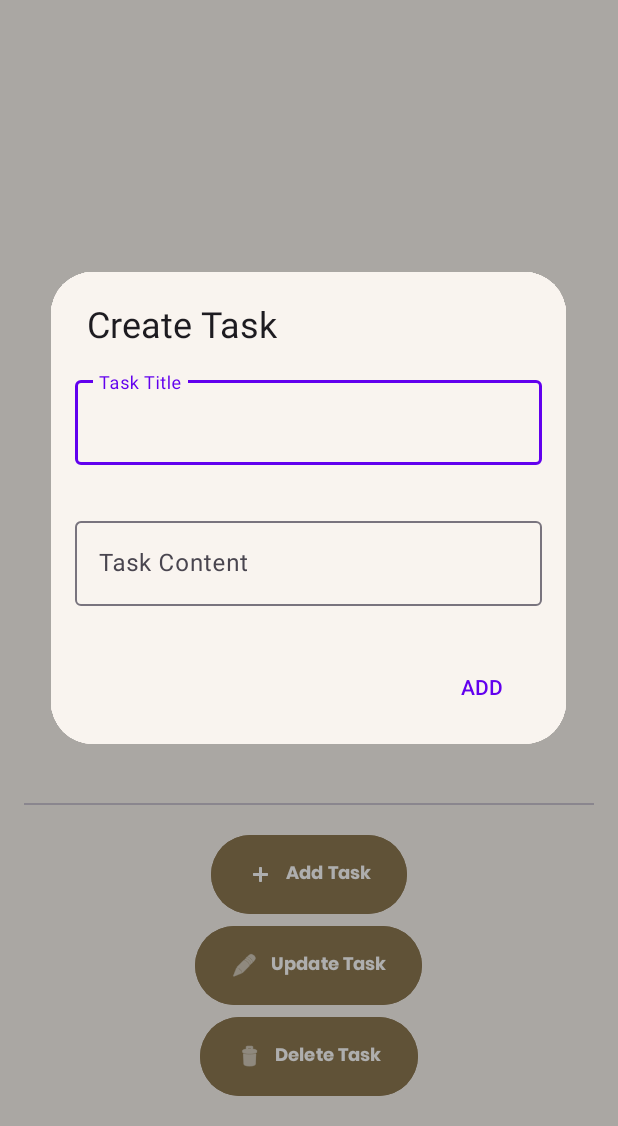
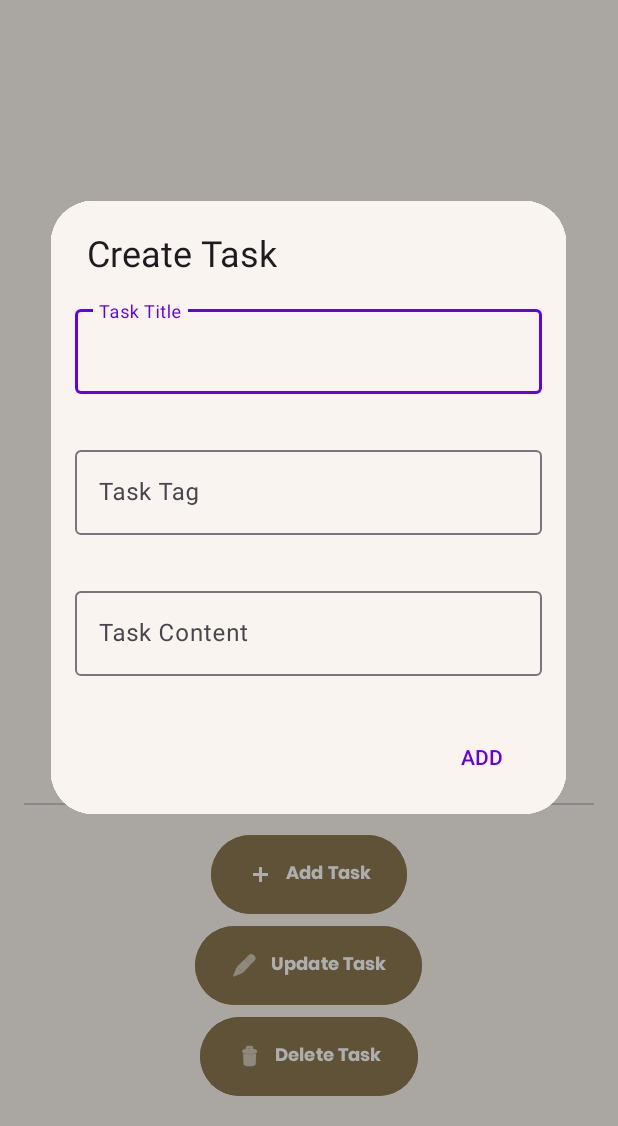
Before and after one commit to GoodGuyCarl/School, an Android app: the SecondActivity screen opened directly, with no data from a screen before it, after a tap on "Add Task", on a phone screen of 412 x 824 dp, the part 110-1236 px from its top. Run offline under Robolectric (Android 15) with nearby library versions, the phone set to English and light mode, and no system bars.

Commit message:
added task tags

```diff
--- a/WhatToDo/app/src/main/java/com/sanguyo/whattodo/Tasks.java
+++ b/WhatToDo/app/src/main/java/com/sanguyo/whattodo/Tasks.java
@@ -2,6 +2,6 @@ package com.sanguyo.whattodo;
 
 public class Tasks {
     int id;
-    String title, content;
+    String title, content, tag;
 
 }
--- a/WhatToDo/app/src/main/res/layout/form.xml
+++ b/WhatToDo/app/src/main/res/layout/form.xml
@@ -23,6 +23,20 @@
             </com.google.android.material.textfield.TextInputEditText>
 
         </com.google.android.material.textfield.TextInputLayout>
+        <com.google.android.material.textfield.TextInputLayout
+            android:layout_width="match_parent"
+            android:layout_height="wrap_content"
+            android:layout_margin="16dp"
+            android:hint="Task Tag">
+
+            <com.google.android.material.textfield.TextInputEditText
+                android:id="@+id/editTextTag"
+                android:layout_width="match_parent"
+                android:layout_height="match_parent">
+
+            </com.google.android.material.textfield.TextInputEditText>
+
+        </com.google.android.material.textfield.TextInputLayout>
 
         <com.google.android.material.textfield.TextInputLayout
             android:layout_width="match_parent"
```
Also changed, not shown: WhatToDo/app/src/main/java/com/sanguyo/whattodo/DatabaseHandler.java (+20 -2 lines), WhatToDo/app/src/main/java/com/sanguyo/whattodo/SecondActivity.java (+21 -0 lines), WhatToDo/app/src/main/res/layout/form_withid.xml (+14 -0 lines).
